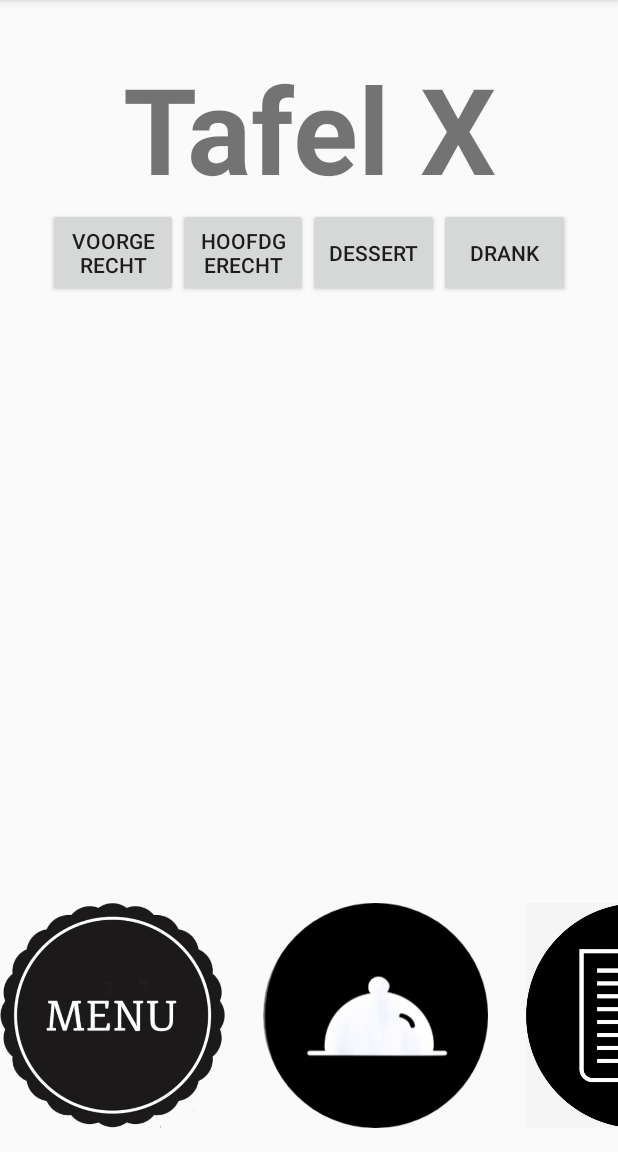
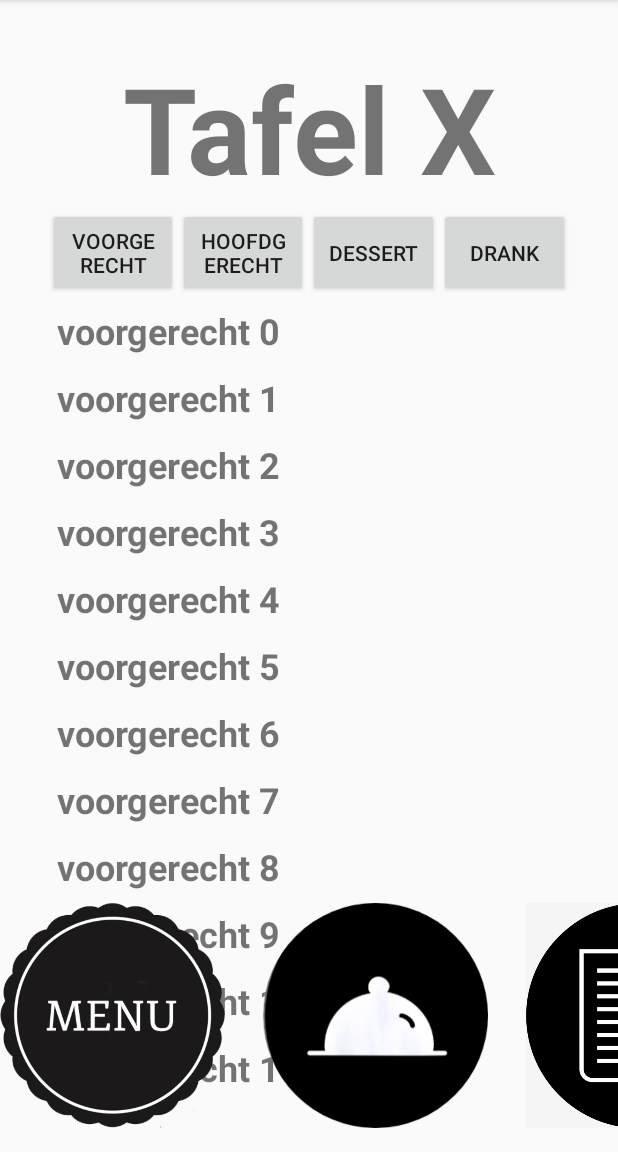
Before and after one commit to yvesdj/AppOfTheYear, an Android app: the TafelActivity screen opened directly, with no data from a screen before it, on a phone screen of 412 x 824 dp, the part 84-1236 px from its top. Run offline under Robolectric (Android 15) with nearby library versions, the phone set to English and light mode, and no system bars.

Commit message:
Created MenuList for Voorgerechten, faulty layout

```diff
--- a/app/build.gradle
+++ b/app/build.gradle
@@ -26,4 +26,5 @@ dependencies {
     testImplementation 'junit:junit:4.12'
     androidTestImplementation 'androidx.test:runner:1.1.1'
     androidTestImplementation 'androidx.test.espresso:espresso-core:3.1.1'
+    implementation 'androidx.recyclerview:recyclerview:1.1.0'
 }
--- /dev/null
+++ b/app/src/main/java/com/example/appoftheyear/MenuListAdapter.java
@@ -0,0 +1,53 @@
+package com.example.appoftheyear;
+
+
+import android.content.Context;
+import android.view.LayoutInflater;
+import android.view.View;
+import android.view.ViewGroup;
+import android.widget.TextView;
+
+import java.util.LinkedList;
+
+import androidx.annotation.NonNull;
+import androidx.recyclerview.widget.RecyclerView;
+
+public class MenuListAdapter extends RecyclerView.Adapter<MenuListAdapter.ItemViewHolder> {
+    private final LinkedList<Voorgerecht> voorgerechten;
+    private LayoutInflater inflater;
+
+    public MenuListAdapter(Context context, LinkedList<Voorgerecht> voorgerechten) {
+        inflater = LayoutInflater.from(context);
+        this.voorgerechten = voorgerechten;
+    }
+
+    @NonNull
+    @Override
+    public MenuListAdapter.ItemViewHolder onCreateViewHolder(@NonNull ViewGroup parent, int viewType) {
+        View itemView = inflater.inflate(R.layout.menulist_item, parent, false);
+        return new ItemViewHolder(itemView, this);
+    }
+
+    @Override
+    public void onBindViewHolder(@NonNull ItemViewHolder holder, int position) {
+        Voorgerecht current = voorgerechten.get(position);
+        holder.menuItemView.setText(current.Get_naam());
+    }
+
+    @Override
+    public int getItemCount() {
+        return voorgerechten.size();
+    }
+
+    class ItemViewHolder extends RecyclerView.ViewHolder {
+
+        public final TextView menuItemView;
+        final MenuListAdapter adapter;
+
+        public ItemViewHolder(View itemView, MenuListAdapter adapter) {
+            super(itemView);
+            menuItemView = itemView.findViewById(R.id.menu_item);
+            this.adapter = adapter;
+        }
+    }
+}
--- a/app/src/main/java/com/example/appoftheyear/TafelActivity.java
+++ b/app/src/main/java/com/example/appoftheyear/TafelActivity.java
@@ -1,14 +1,37 @@
 package com.example.appoftheyear;
 
 import androidx.appcompat.app.AppCompatActivity;
+import androidx.recyclerview.widget.LinearLayoutManager;
+import androidx.recyclerview.widget.RecyclerView;
 
 import android.os.Bundle;
+import android.util.Log;
+
+import java.util.LinkedList;
 
 public class TafelActivity extends AppCompatActivity {
+
+    private final LinkedList<Voorgerecht> voorgerechten = new LinkedList<>();
+    private RecyclerView recyclerView;
+    private MenuListAdapter adapter;
+
 
     @Override
     protected void onCreate(Bundle savedInstanceState) {
         super.onCreate(savedInstanceState);
         setContentView(R.layout.activity_tafel);
+
+        for (int i = 0; i < 20; i++) {
+            String naam = "voorgerecht " + i;
+            voorgerechten.addLast(new Voorgerecht(naam , 4));
+            Log.d("Voorgerechten", "Value: " + naam);
+
+        }
+        Voorgerecht voorgerecht2 = voorgerechten.get(1);
+        Log.d("Voorgerechten", "Value: " + voorgerecht2);
+        recyclerView = findViewById(R.id.recyclerview);
+        adapter = new MenuListAdapter(this, voorgerechten);
+        recyclerView.setAdapter(adapter);
+        recyclerView.setLayoutManager(new LinearLayoutManager(this));
     }
 }
--- a/app/src/main/java/com/example/appoftheyear/TafelSelectorActivity.java
+++ b/app/src/main/java/com/example/appoftheyear/TafelSelectorActivity.java
@@ -2,7 +2,9 @@ package com.example.appoftheyear;
 
 import androidx.appcompat.app.AppCompatActivity;
 
+import android.content.Intent;
 import android.os.Bundle;
+import android.view.View;
 
 public class TafelSelectorActivity extends AppCompatActivity {
 
@@ -12,6 +14,9 @@ public class TafelSelectorActivity extends AppCompatActivity {
         setContentView(R.layout.activity_tafel_selector);
     }
 
-
+    public void GaNaarTafel(View view) {
+        Intent intent = new Intent(this, TafelActivity.class);
+        startActivity(intent);
+    }
 
 }
--- a/app/src/main/java/com/example/appoftheyear/Voorgerecht.java
+++ b/app/src/main/java/com/example/appoftheyear/Voorgerecht.java
@@ -20,4 +20,14 @@ public class Voorgerecht {
     public void Set_prijs(int _prijs) {
         this._prijs = _prijs;
     }
+
+    public Voorgerecht(String Naam, int Prijs) {
+        _naam = Naam;
+        _prijs = Prijs;
+    }
+
+    @Override
+    public String toString(){
+        return _naam;
+    }
 }
--- a/app/src/main/res/layout/activity_tafel.xml
+++ b/app/src/main/res/layout/activity_tafel.xml
@@ -70,6 +70,11 @@
                 android:text="Drank" />
         </LinearLayout>
 
+        <androidx.recyclerview.widget.RecyclerView
+            android:id="@+id/recyclerview"
+            android:layout_width="match_parent"
+            android:layout_height="600dp" />
+
     </LinearLayout>
 
     <LinearLayout
--- a/app/src/main/res/layout/activity_tafel_selector.xml
+++ b/app/src/main/res/layout/activity_tafel_selector.xml
@@ -67,7 +67,7 @@
                     android:layout_width="150dp"
                     android:layout_height="150dp"
                     android:background="@drawable/tableicon"
-
+                    android:onClick="GaNaarTafel"
                     android:layout_gravity="center_horizontal"
                     />
                 <TextView
--- /dev/null
+++ b/app/src/main/res/layout/menulist_item.xml
@@ -0,0 +1,12 @@
+<?xml version="1.0" encoding="utf-8"?>
+<LinearLayout xmlns:android="http://schemas.android.com/apk/res/android"
+    android:orientation="vertical"
+    android:layout_width="match_parent"
+    android:layout_height="wrap_content"
+    android:padding="6dp">
+
+    <TextView
+        android:id="@+id/menu_item"
+        style="@style/menu_item" />
+
+</LinearLayout>
--- a/app/src/main/res/values/styles.xml
+++ b/app/src/main/res/values/styles.xml
@@ -8,4 +8,11 @@
         <item name="colorAccent">@color/colorAccent</item>
     </style>
 
+    <style name="menu_item">
+        <item name="android:layout_width">match_parent</item>
+        <item name="android:layout_height">wrap_content</item>
+        <item name="android:textSize">24sp</item>
+        <item name="android:textStyle">bold</item>
+    </style>
+
 </resources>
```
